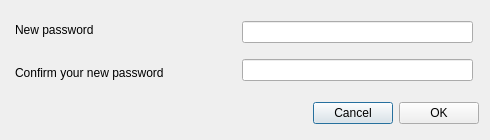
Old version of the form src/MEGASync/gui/linux/ChangePassword.ui in the repository meganz/MEGAsync.
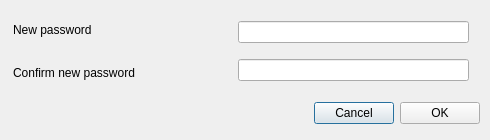
New version of the form.

Diff of the .ui file:
```diff
--- a/src/MEGASync/gui/linux/ChangePassword.ui
+++ b/src/MEGASync/gui/linux/ChangePassword.ui
@@ -26,6 +26,9 @@
    <string>Change your password</string>
   </property>
   <layout class="QVBoxLayout" name="verticalLayout">
+   <property name="rightMargin">
+    <number>10</number>
+   </property>
    <item>
     <widget class="QWidget" name="wContainer" native="true">
      <layout class="QHBoxLayout" name="horizontalLayout_2">
@@ -36,7 +39,7 @@
        <number>0</number>
       </property>
       <property name="rightMargin">
-       <number>0</number>
+       <number>8</number>
       </property>
       <property name="bottomMargin">
        <number>0</number>
@@ -83,7 +86,7 @@
            </size>
           </property>
           <property name="text">
-           <string>Confirm your new password</string>
+           <string>Confirm new password</string>
           </property>
           <property name="wordWrap">
            <bool>true</bool>
```
Left out of the diff: 2 changed lines with no effect on the pictures.
